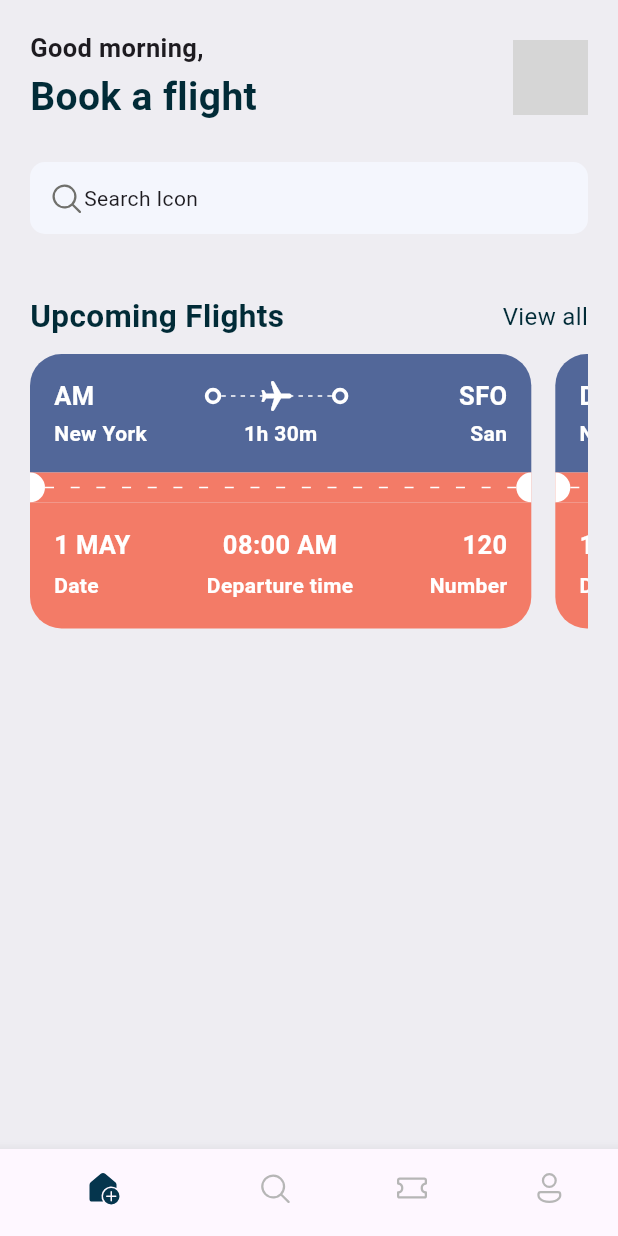
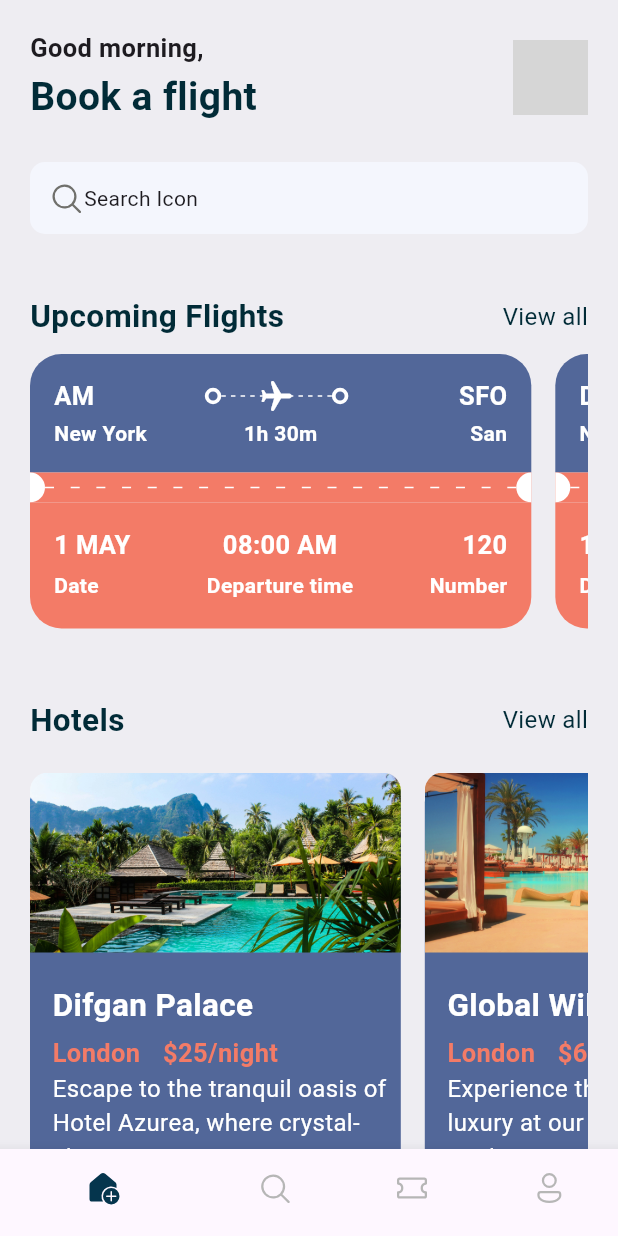
Before and after one commit to kingjamesegun/ticket_app, a Flutter app: the screen it shows after launch, on a phone screen of 412 x 824 dp. Run offline on Flutter 3.47's test engine with Material 3 defaults, Android fonts, the phone set to English and light mode, and no system bars; our stand-ins replace fluentui_icons; grey boxes are pictures that could not be loaded.

Commit message:
worked on the hotels section

```diff
--- a/lib/base/res/media.dart
+++ b/lib/base/res/media.dart
@@ -1,4 +1,5 @@
 class AppMedia {
   static const _baseImage = "assets/images/";
   static const logo = "$_baseImage/star.png";
+  static const ticketHotel = "$_baseImage/hotel1.jpg";
 }
--- a/lib/base/res/styles/app_styles.dart
+++ b/lib/base/res/styles/app_styles.dart
@@ -4,11 +4,12 @@ Color primary = const Color.fromARGB(0, 0, 83, 106);
 
 class AppStyles {
   // COLORS
-  static Color primaryColor = const Color.fromARGB(0, 0, 83, 106);
+  static Color primaryColor = const Color.fromARGB(0, 6, 25, 30);
   static Color textColor = const Color.fromARGB(255, 1, 43, 55);
   static Color bgColor = const Color(0xffeeedf2);
   static Color ticketBlue = const Color(0xff526799);
   static Color ticketOrange = const Color(0xfff37b67);
+  static Color kakiColor = const Color(0xfff37b67);
 
 // FONTS
   static TextStyle baseTextStyle = TextStyle(fontSize: 16, color: textColor);
--- a/lib/base/utils/all_json.dart
+++ b/lib/base/utils/all_json.dart
@@ -99,4 +99,47 @@ class AllJson {
       'number': 120,
     },
   ];
+
+  List<Map<String, dynamic>> hotelList = [
+    {
+      'image': 'hotel1.jpg',
+      'place': 'Difgan Palace',
+      'destination': 'London',
+      'description':
+          "Escape to the tranquil oasis of Hotel Azurea, where crystal-clear waters meet lush greenery and warm hospitality. Our 5-star retreat offers luxurious rooms and suites, each adorned with elegant furnishings and modern amenities. Unwind by our infinity pool, indulge in gourmet cuisine at our signature restaurant, or rejuvenate at our world-class spa. Conveniently located near the city's main attractions, Hotel Azurea is the perfect haven for business and leisure travelers alike.",
+      'price': 25
+    },
+    {
+      'image': 'hotel2.jpg',
+      'place': 'Global Will',
+      'destination': 'London',
+      'description':
+          "Experience the ultimate in luxury at our hotel, where opulence and elegance meet to create a truly unforgettable stay. With world-class amenities, sumptuous accommodations, and exceptional service, our hotel is the perfect retreat for discerning travelers seeking a memorable getaway.",
+      'price': 60
+    },
+    {
+      'image': 'hotel3.jpg',
+      'place': 'New York',
+      'destination': 'London',
+      'description':
+          "Immerse yourself in the vibrant energy of our bustling metropolis at our hotel, where urban chic meets contemporary style. With a prime location in the city center, our hotel offers easy access to shopping, dining, and entertainment, along with stylish accommodations and top-notch amenities.",
+      'price': 80
+    },
+    {
+      'image': 'hotel4.jpg',
+      'place': 'New York',
+      'destination': 'London',
+      'description':
+          "Discover the heart of our city at our hotel, where culture, history, and modern convenience come together in perfect harmony. Our centrally located hotel offers easy access to top attractions, plus a range of amenities designed to make your stay comfortable and enjoyable.",
+      'price': 100
+    },
+    {
+      'image': 'hotel5.jpg',
+      'place': 'New York',
+      'destination': 'London',
+      'description':
+          "Escape to our tranquil oasis, where the warmth of our hospitality blends seamlessly with the tranquility of nature. Our hotel offers a peaceful retreat for those seeking relaxation and rejuvenation, with comfortable accommodations, soothing spa treatments, and delicious dining options.",
+      'price': 60
+    },
+  ];
 }
--- a/lib/base/widgets/section_texts.dart
+++ b/lib/base/widgets/section_texts.dart
@@ -1,12 +1,15 @@
 import 'package:flutter/material.dart';
 import 'package:ticket_app/base/res/styles/app_styles.dart';
-import 'package:ticket_app/screens/all_tickets.dart';
 
 class SectionTexts extends StatelessWidget {
   const SectionTexts(
-      {super.key, required this.bigText, required this.smallText});
+      {super.key,
+      required this.bigText,
+      required this.smallText,
+      required this.onTap});
   final String bigText;
   final String smallText;
+  final VoidCallback? onTap;
 
   @override
   Widget build(BuildContext context) {
@@ -19,9 +22,7 @@ class SectionTexts extends StatelessWidget {
             style: AppStyles.headLineStyle2,
           ),
           InkWell(
-            onTap: () {
-              Navigator.pushNamed(context, "all_tickets");
-            },
+            onTap: onTap,
             child: Text("View all",
                 style: AppStyles.baseTextStyle
                     .copyWith(color: AppStyles.textColor)),
--- a/lib/main.dart
+++ b/lib/main.dart
@@ -13,7 +13,7 @@ class MyApp extends StatelessWidget {
   Widget build(BuildContext context) {
     return MaterialApp(
         debugShowCheckedModeBanner: false,
-        home: const BottomNavBar(),
-        routes: {'all_tickets': (context) => const AllTickets()});
+        // home: const BottomNavBar(),
+        routes: {'/':  (context) => const BottomNavBar(),'all_tickets': (context) => const AllTickets()});
   }
 }
--- a/lib/screens/home_screen.dart
+++ b/lib/screens/home_screen.dart
@@ -4,6 +4,7 @@ import 'package:ticket_app/base/res/styles/app_styles.dart';
 import 'package:ticket_app/base/widgets/section_texts.dart';
 import 'package:ticket_app/base/utils/all_json.dart';
 import 'package:ticket_app/base/widgets/ticket_view.dart';
+import 'package:ticket_app/screens/widgets/hotel.dart';
 import '../base/res/media.dart';
 
 class HomeScreen extends StatelessWidget {
@@ -17,7 +18,8 @@ class HomeScreen extends StatelessWidget {
           const SizedBox(height: 20),
           Container(
             padding: const EdgeInsets.symmetric(horizontal: 20),
-            child: Column(children: [
+            child:
+                Column(crossAxisAlignment: CrossAxisAlignment.start, children: [
               Row(
                 mainAxisAlignment: MainAxisAlignment.spaceBetween,
                 children: [
@@ -68,9 +70,12 @@ class HomeScreen extends StatelessWidget {
               const SizedBox(
                 height: 40,
               ),
-              const SectionTexts(
+              SectionTexts(
                 bigText: "Upcoming Flights",
                 smallText: "View all",
+                onTap: () {
+                  Navigator.pushNamed(context, "all_tickets");
+                },
               ),
               const SizedBox(
                 height: 10,
@@ -84,6 +89,26 @@ class HomeScreen extends StatelessWidget {
                         .map((singleTicket) => TicketView(ticket: singleTicket))
                         .toList(),
                   )),
+              const SizedBox(
+                height: 40,
+              ),
+              SectionTexts(
+                bigText: "Hotels",
+                smallText: "View all",
+                onTap: () {
+                  Navigator.pushNamed(context, "all_tickets");
+                },
+              ),
+              const SizedBox(height: 20),
+              SingleChildScrollView(
+                  scrollDirection: Axis.horizontal,
+                  child: Row(
+                    children: AllJson()
+                        .hotelList
+                        .take(2)
+                        .map((singleHotel) => Hotel(hotel: singleHotel))
+                        .toList(),
+                  ))
             ]),
           ),
         ]));
--- /dev/null
+++ b/lib/screens/widgets/hotel.dart
@@ -0,0 +1,77 @@
+import 'dart:math';
+
+import 'package:flutter/material.dart';
+import 'package:ticket_app/base/res/styles/app_styles.dart';
+
+class Hotel extends StatelessWidget {
+  final Map<String, dynamic> hotel;
+  const Hotel({super.key, required this.hotel});
+
+  @override
+  Widget build(BuildContext context) {
+    final size = MediaQuery.of(context).size;
+    return Container(
+      width: size.width * 0.6,
+      height: 310,
+      margin: const EdgeInsets.only(right: 16),
+      decoration: BoxDecoration(
+        borderRadius: BorderRadius.circular(20),
+        color: AppStyles.ticketBlue,
+      ),
+      child: Column(
+        crossAxisAlignment: CrossAxisAlignment.start,
+        children: [
+          Container(
+            height: 120,
+            decoration: BoxDecoration(
+                borderRadius: const BorderRadius.only(
+                    topLeft: Radius.circular(12),
+                    topRight: Radius.circular(12)),
+                image: DecorationImage(
+                    fit: BoxFit.cover,
+                    image: AssetImage("assets/images/${hotel['image']}"))),
+          ),
+          const SizedBox(height: 20),
+          Padding(
+            padding: const EdgeInsets.only(left: 15),
+            child: Text(
+              hotel["place"],
+              style: AppStyles.headLineStyle2.copyWith(color: Colors.white),
+            ),
+          ),
+          const SizedBox(height: 5),
+          Row(
+            children: [
+              Padding(
+                padding: const EdgeInsets.only(left: 15),
+                child: Text(
+                  hotel["destination"],
+                  style: AppStyles.headLineStyle3
+                      .copyWith(color: AppStyles.kakiColor),
+                ),
+              ),
+              const SizedBox(height: 5),
+              Padding(
+                padding: const EdgeInsets.only(left: 15),
+                child: Text(
+                  "\$${hotel['price']}/night",
+                  style: AppStyles.headLineStyle3
+                      .copyWith(color: AppStyles.kakiColor),
+                ),
+              )
+            ],
+          ),
+          Padding(
+            padding: const EdgeInsets.only(left: 15),
+            child: Text(
+              hotel["description"] != null && hotel["description"].isNotEmpty
+                  ? "${hotel["description"].substring(0, hotel["description"].length < 72 ? hotel["description"].length : 72)}..."
+                  : "",
+              style: AppStyles.baseTextStyle.copyWith(color: Colors.white),
+            ),
+          ),
+        ],
+      ),
+    );
+  }
+}
```
Also changed, not shown: assets/images/hotel1.jpg (added), assets/images/hotel2.jpg (added), assets/images/hotel3.jpg (added), assets/images/hotel4.jpg (added), assets/images/hotel5.jpg (added), assets/images/hotel6.jpg (added).
